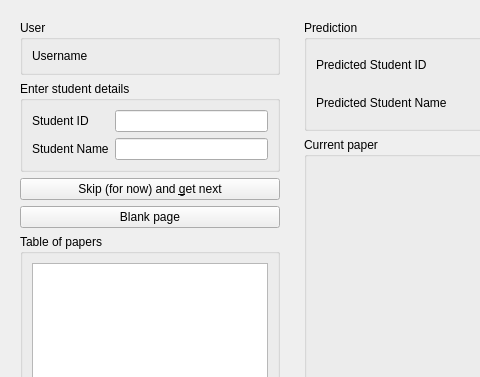
Before: the Qt Designer form qtCreatorFiles/ui_identify.ui in plomgrading/plom, drawn with Qt 5; both pictures show x 0 to 480 and y 0 to 377 of the 1000 by 600 pixel window.
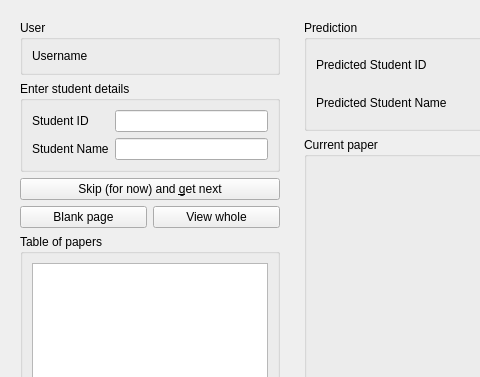
After: the same form once the commit is applied.

Commit message: ID blank tweaked and view-whole-paper button added.

Patch:
```diff
--- a/qtCreatorFiles/ui_identify.ui
+++ b/qtCreatorFiles/ui_identify.ui
@@ -243,11 +243,22 @@
        </widget>
       </item>
       <item row="4" column="0">
+       <layout class="QHBoxLayout" name="horizontalLayout_2">
+        <item>
        <widget class="QPushButton" name="blankButton">
         <property name="text">
          <string>Blank page</string>
         </property>
        </widget>
+        </item>
+        <item>
+         <widget class="QPushButton" name="viewButton">
+          <property name="text">
+           <string>View whole</string>
+          </property>
+         </widget>
+        </item>
+       </layout>
       </item>
      </layout>
     </widget>
```
Left out of the diff: 14 changed lines with no effect on the pictures. Lines whose indentation alone changed are shown as unchanged. The commit also changes 4 other files.
